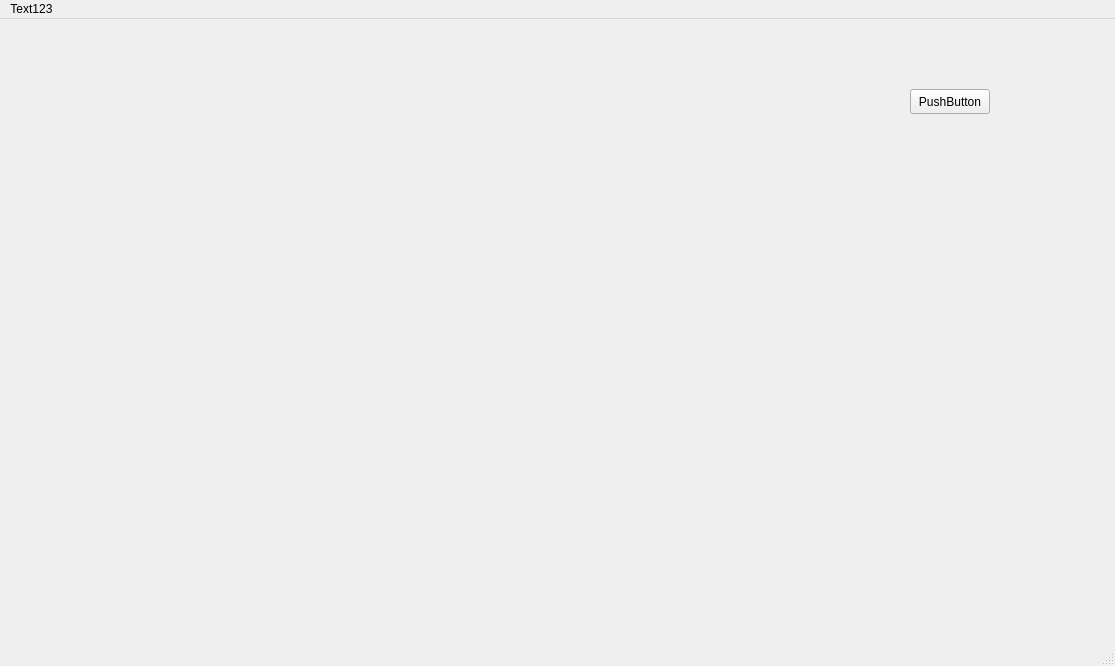
tesap/calcpp, file src/MainWindow.ui: the form before one commit.
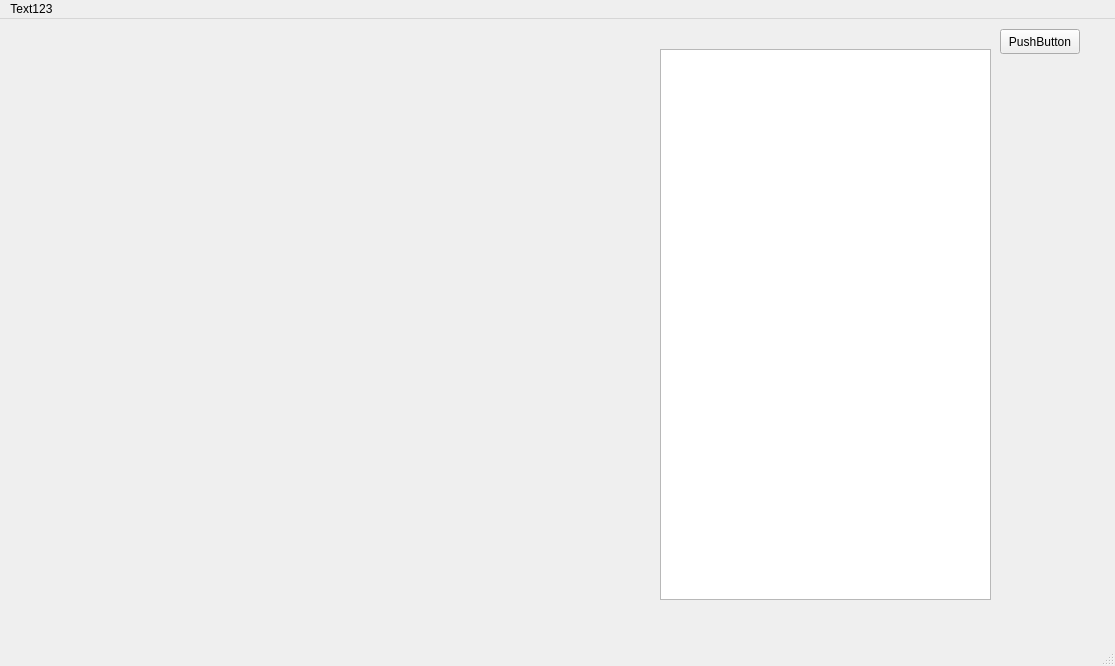
The form after the commit. Custom widgets are drawn as their Qt base class.

Commit message: Move to Qt Model/View architecture: Basic TreeModel with drag

Patch:
```diff
--- a/src/MainWindow.ui
+++ b/src/MainWindow.ui
@@ -19,16 +19,16 @@
      <rect>
       <x>9</x>
       <y>9</y>
-      <width>801</width>
-      <height>531</height>
+      <width>641</width>
+      <height>601</height>
      </rect>
     </property>
    </widget>
    <widget class="QPushButton" name="pushButton">
     <property name="geometry">
      <rect>
-      <x>910</x>
-      <y>70</y>
+      <x>1000</x>
+      <y>10</y>
       <width>80</width>
       <height>25</height>
      </rect>
@@ -37,6 +37,16 @@
      <string>PushButton</string>
     </property>
    </widget>
+   <widget class="QTreeView" name="treeView">
+    <property name="geometry">
+     <rect>
+      <x>660</x>
+      <y>30</y>
+      <width>331</width>
+      <height>551</height>
+     </rect>
+    </property>
+   </widget>
   </widget>
   <widget class="QMenuBar" name="menubar">
    <property name="geometry">
```
Left out of the diff: 2 changed lines with no effect on the pictures. The commit also changes 21 other files.
